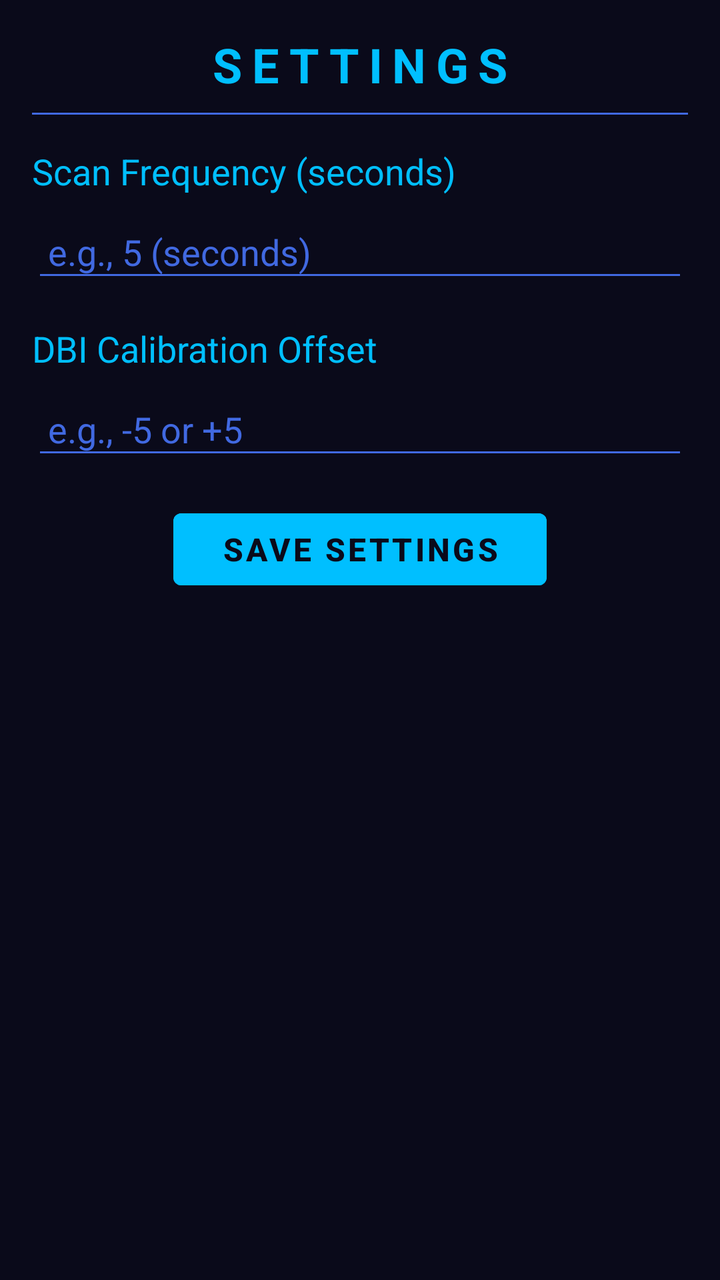
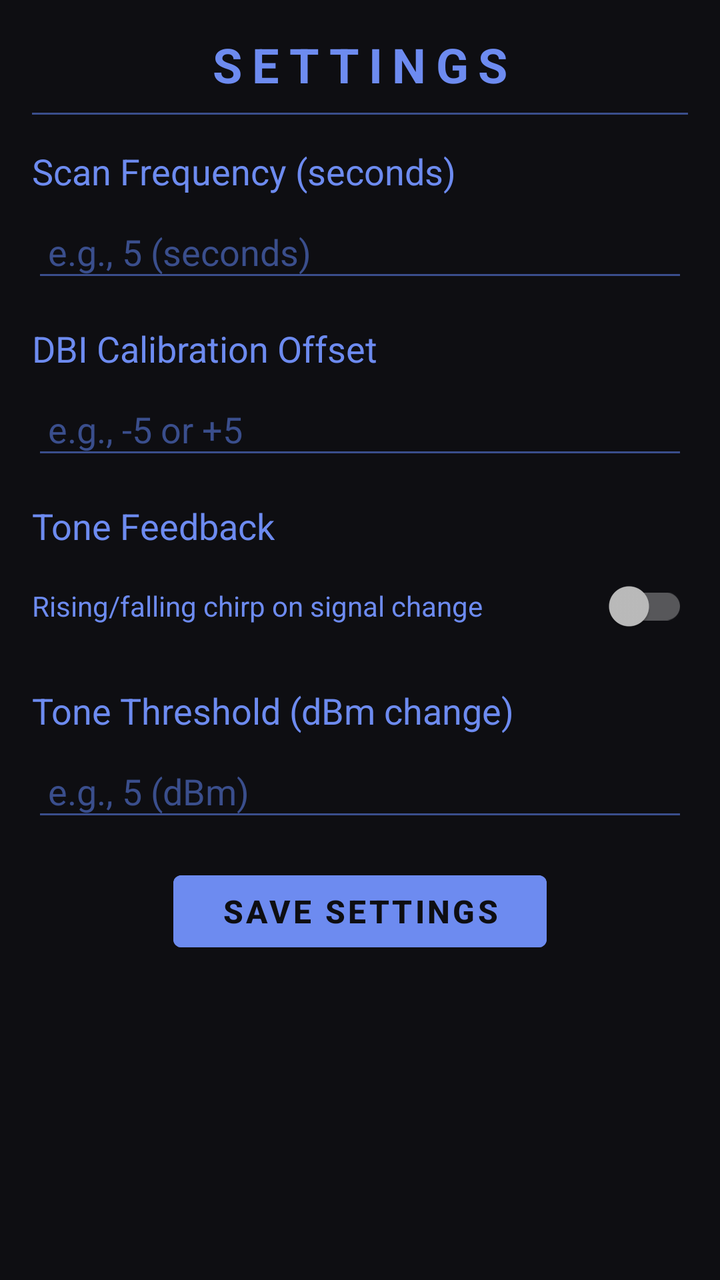

Screens rendered from an Android XML layout before and after an edit, with the pre-edit source and the edit as a unified diff.
<!-- AndroidManifest.xml: application theme Theme.WaveTrace -->
<!-- res/layout/activity_settings.xml -->
<?xml version="1.0" encoding="utf-8"?>
<LinearLayout xmlns:android="http://schemas.android.com/apk/res/android"
    xmlns:tools="http://schemas.android.com/tools"
    android:layout_width="match_parent"
    android:layout_height="match_parent"
    android:orientation="vertical"
    android:background="@color/backgroundColor"
    android:padding="16dp"
    tools:context=".SettingsActivity">

    
    <TextView
        android:layout_width="match_parent"
        android:layout_height="wrap_content"
        android:text="SETTINGS"
        android:textColor="@color/accentColor"
        android:textSize="24sp"
        android:textStyle="bold"
        android:letterSpacing="0.2"
        android:gravity="center"
        android:paddingBottom="8dp" />

    <View
        android:layout_width="match_parent"
        android:layout_height="1dp"
        android:background="@color/accentDim"
        android:layout_marginBottom="16dp" />

    
    <TextView
        android:layout_width="match_parent"
        android:layout_height="wrap_content"
        android:text="Scan Frequency (seconds)"
        android:textColor="@color/accentColor"
        android:textSize="18sp"
        android:layout_marginBottom="8dp" />

    <EditText
        android:id="@+id/scanFrequencyEditText"
        android:layout_width="match_parent"
        android:layout_height="wrap_content"
        android:inputType="number"
        android:hint="e.g., 5 (seconds)"
        android:textColor="@color/accentBright"
        android:textColorHint="@color/accentDim"
        android:backgroundTint="@color/accentDim"
        android:padding="8dp"
        android:layout_marginBottom="16dp" />

    
    <TextView
        android:layout_width="match_parent"
        android:layout_height="wrap_content"
        android:text="DBI Calibration Offset"
        android:textColor="@color/accentColor"
        android:textSize="18sp"
        android:layout_marginBottom="8dp" />

    <EditText
        android:id="@+id/dbiCalibrationEditText"
        android:layout_width="match_parent"
        android:layout_height="wrap_content"
        android:inputType="numberSigned"
        android:hint="e.g., -5 or +5"
        android:textColor="@color/accentBright"
        android:textColorHint="@color/accentDim"
        android:backgroundTint="@color/accentDim"
        android:padding="8dp"
        android:layout_marginBottom="16dp" />

    
    <Button
        android:id="@+id/saveSettingsButton"
        android:layout_width="wrap_content"
        android:layout_height="wrap_content"
        android:text="SAVE SETTINGS"
        android:layout_gravity="center_horizontal"
        android:backgroundTint="@color/accentColor"
        android:textColor="@color/backgroundColor"
        android:paddingStart="24dp"
        android:paddingEnd="24dp"
        android:textSize="16sp"
        android:textStyle="bold"/>

</LinearLayout>
<!-- resources referenced by this layout -->
<resources>
  <color name="accentBright">#00FFFF</color>
  <color name="accentColor">#00BFFF</color>
  <color name="accentDim">#4169E1</color>
  <color name="backgroundColor">#0a0a1a</color>
  <style name="Theme.WaveTrace" parent="Theme.MaterialComponents.NoActionBar">
          <item name="android:windowBackground">@color/backgroundColor</item>
          <item name="android:statusBarColor">@color/backgroundColor</item>
          <item name="android:navigationBarColor">@color/backgroundColor</item>
          <item name="colorPrimary">@color/accentColor</item>
          <item name="colorPrimaryVariant">@color/accentDim</item>
          <item name="colorOnPrimary">@color/backgroundColor</item>
          <item name="colorSecondary">@color/accentBright</item>
          <item name="colorSurface">@color/surfaceColor</item>
          <item name="colorOnSurface">@color/accentColor</item>
      </style>
  <color name="surfaceColor">#1a1a2a</color>
</resources>

<!-- the commit's change to res/layout/activity_settings.xml (unified diff, before → after) -->
@@ -69,6 +69,44 @@
         android:layout_marginBottom="16dp" />
 
     
+    <TextView
+        android:layout_width="match_parent"
+        android:layout_height="wrap_content"
+        android:text="Tone Feedback"
+        android:textColor="@color/accentColor"
+        android:textSize="18sp"
+        android:layout_marginBottom="4dp" />
+
+    <androidx.appcompat.widget.SwitchCompat
+        android:id="@+id/toneFeedbackSwitch"
+        android:layout_width="match_parent"
+        android:layout_height="wrap_content"
+        android:text="Rising/falling chirp on signal change"
+        android:textColor="@color/accentColor"
+        android:layout_marginBottom="16dp" />
+
+    
+    <TextView
+        android:layout_width="match_parent"
+        android:layout_height="wrap_content"
+        android:text="Tone Threshold (dBm change)"
+        android:textColor="@color/accentColor"
+        android:textSize="18sp"
+        android:layout_marginBottom="8dp" />
+
+    <EditText
+        android:id="@+id/toneThresholdEditText"
+        android:layout_width="match_parent"
+        android:layout_height="wrap_content"
+        android:inputType="number"
+        android:hint="e.g., 5 (dBm)"
+        android:textColor="@color/accentBright"
+        android:textColorHint="@color/accentDim"
+        android:backgroundTint="@color/accentDim"
+        android:padding="8dp"
+        android:layout_marginBottom="16dp" />
+
+    
     <Button
         android:id="@+id/saveSettingsButton"
         android:layout_width="wrap_content"
<!-- resource entries referenced after the edit -->
@@ -1,9 +1,9 @@
 <!-- resources referenced by this layout -->
 <resources>
-  <color name="accentBright">#00FFFF</color>
-  <color name="accentColor">#00BFFF</color>
-  <color name="accentDim">#4169E1</color>
-  <color name="backgroundColor">#0a0a1a</color>
+  <color name="accentBright">#E9E6DA</color>
+  <color name="accentColor">#6D8BF0</color>
+  <color name="accentDim">#3A4E8C</color>
+  <color name="backgroundColor">#0E0E12</color>
   <style name="Theme.WaveTrace" parent="Theme.MaterialComponents.NoActionBar">
           <item name="android:windowBackground">@color/backgroundColor</item>
           <item name="android:statusBarColor">@color/backgroundColor</item>
@@ -15,6 +15,6 @@
           <item name="colorSurface">@color/surfaceColor</item>
           <item name="colorOnSurface">@color/accentColor</item>
       </style>
-  <color name="surfaceColor">#1a1a2a</color>
+  <color name="surfaceColor">#1B1C23</color>
 </resources>
 
